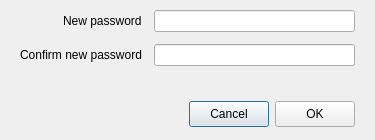
meganz/MEGAsync, file src/MEGASync/gui/ui/ChangePassword.ui: the form before one commit.
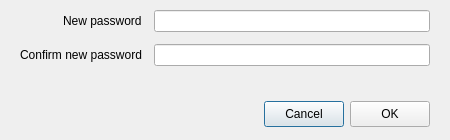
The form after the commit. Custom widgets are drawn as their Qt base class.

Commit message: SNC-5045 : Increase change password dialog width to fit more verbose languages.

Patch:
```diff
--- a/src/MEGASync/gui/ui/ChangePassword.ui
+++ b/src/MEGASync/gui/ui/ChangePassword.ui
@@ -6,19 +6,19 @@
    <rect>
     <x>0</x>
     <y>0</y>
-    <width>375</width>
+    <width>450</width>
     <height>140</height>
    </rect>
   </property>
   <property name="minimumSize">
    <size>
-    <width>375</width>
+    <width>450</width>
     <height>140</height>
    </size>
   </property>
   <property name="maximumSize">
    <size>
-    <width>375</width>
+    <width>450</width>
     <height>140</height>
    </size>
   </property>
```
